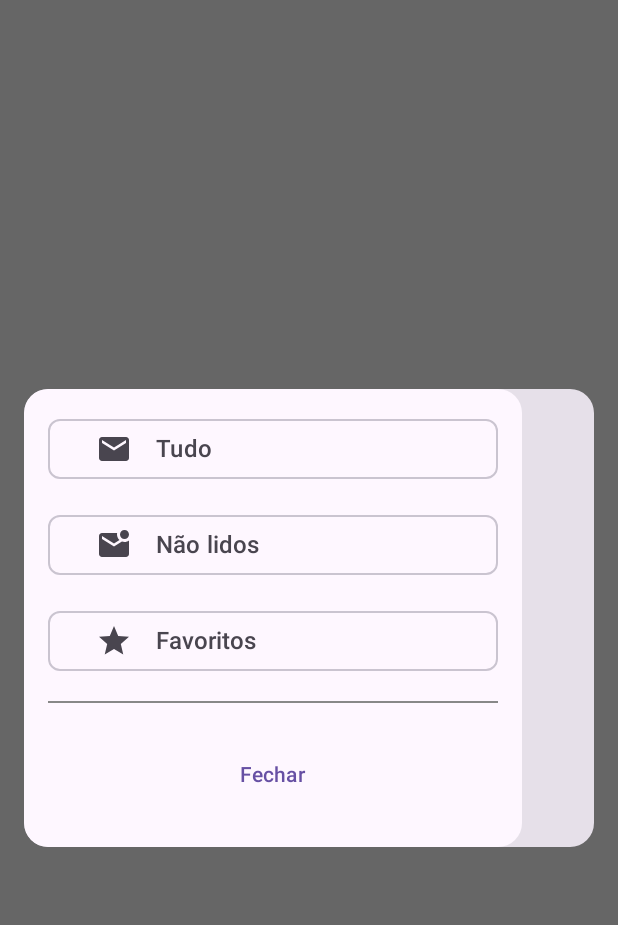
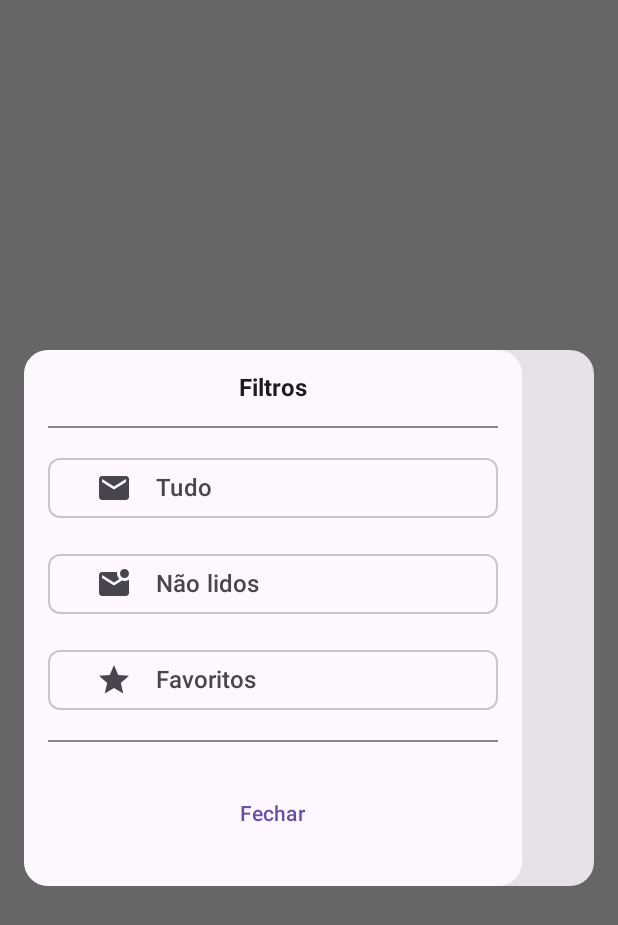
Before and after one commit to Guihermee/Fiapweb, an Android app built with Jetpack Compose: the @Preview function ModalPreviw, on a phone screen of 412 x 824 dp. Shown: the top 925 px of the screen. Run offline under Robolectric (Android 15) with nearby library versions, the phone set to English and light mode, and no system bars.

Commit message:
Modal de Filtros modificada para adcionar o chip modificado

```diff
--- a/app/src/main/java/br/com/fiap/fiapweb/components/ModalFiltros.kt
+++ b/app/src/main/java/br/com/fiap/fiapweb/components/ModalFiltros.kt
@@ -32,7 +32,7 @@ fun ModalItems(icon: ImageVector, label: String, onClick: () -> Unit) {
     var selected by remember { mutableStateOf(false) }
 
     FilterChip(
-        onClick = { selected = !selected },
+        onClick = {selected = !selected},
         label = {
             Row(
                 modifier = Modifier
@@ -73,6 +73,7 @@ fun ModalItems(icon: ImageVector, label: String, onClick: () -> Unit) {
 fun ModalFiltros(
     onDismissRequest: () -> Unit,
 ) {
+    var selected by remember { mutableStateOf(false) }
     Dialog(onDismissRequest = { onDismissRequest() }) {
 
         Card(
@@ -98,20 +99,26 @@ fun ModalFiltros(
                     horizontalAlignment = Alignment.CenterHorizontally,
                     verticalArrangement = Arrangement.spacedBy(16.dp)
                 ) {
+                    Text(
+                        text = "Filtros",
+                        fontSize = 16.sp,
+                        fontWeight = FontWeight.Bold
+                    )
+                    Divider(color = Color.Gray, thickness = 1.dp)
                     ModalItems(
                         icon = Icons.Default.Email,
                         label = "Tudo",
-                        onClick = { }
+                        onClick = {selected = !selected}
                     )
                     ModalItems(
                         icon = Icons.Default.MarkEmailUnread,
                         label = "Não lidos",
-                        onClick = { }
+                        onClick = {selected = !selected}
                     )
                     ModalItems(
                         icon = Icons.Default.Star,
                         label = "Favoritos",
-                        onClick = { }
+                        onClick = {selected = !selected}
                     )
                     Divider(color = Color.Gray, thickness = 1.dp)
                     TextButton(
```
